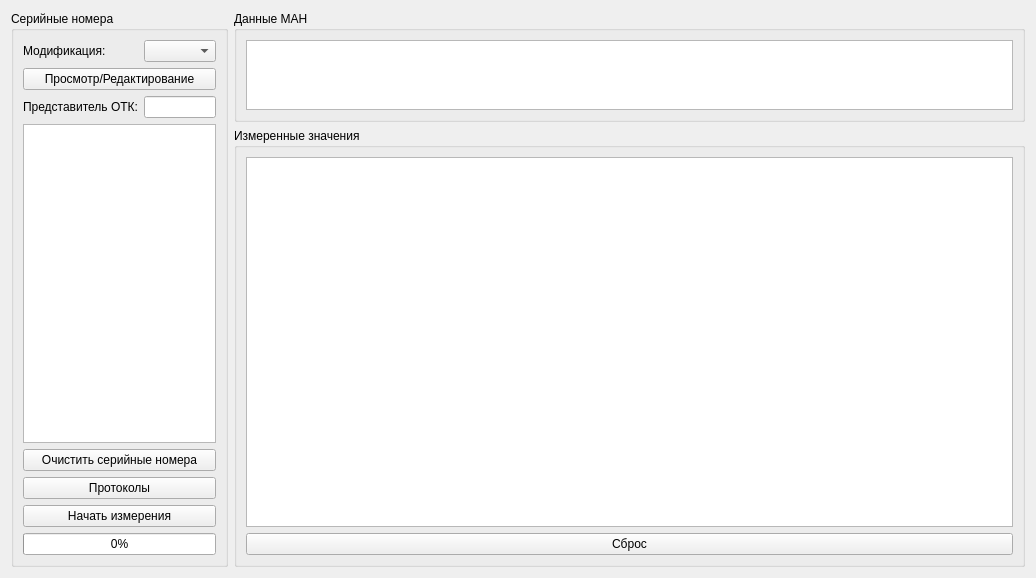
Above: autoform.ui from XRay3D/MAN2_GUI before the change. Below: the same form after it.
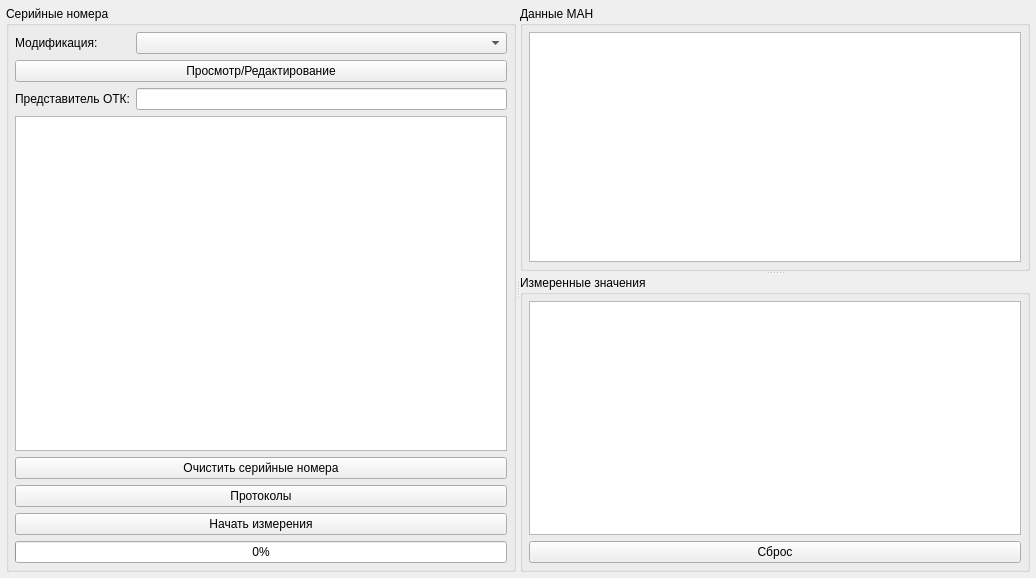
That is the form after the change. Custom widgets are drawn as their Qt base class.

Diff of the .ui file:
```diff
--- a/autoform.ui
+++ b/autoform.ui
@@ -13,51 +13,41 @@
   <property name="windowTitle">
    <string>Form</string>
   </property>
-  <layout class="QGridLayout" name="gridLayout_2" rowstretch="1,10" columnstretch="1,10">
-   <item row="0" column="1">
-    <widget class="QGroupBox" name="groupBox_3">
-     <property name="title">
-      <string>Данные МАН</string>
-     </property>
-     <layout class="QVBoxLayout" name="verticalLayout">
-      <item>
-       <widget class="ManTableView" name="tvMeasure">
-        <property name="sizePolicy">
-         <sizepolicy hsizetype="Expanding" vsizetype="Expanding">
-          <horstretch>0</horstretch>
-          <verstretch>0</verstretch>
-         </sizepolicy>
-        </property>
-       </widget>
-      </item>
-     </layout>
-    </widget>
-   </item>
-   <item row="1" column="1">
-    <widget class="QGroupBox" name="groupBox_4">
-     <property name="title">
-      <string>Измеренные значения</string>
-     </property>
-     <layout class="QVBoxLayout" name="verticalLayout_2">
+  <layout class="QHBoxLayout" name="horizontalLayout">
+   <property name="leftMargin">
+    <number>6</number>
+   </property>
+   <property name="topMargin">
+    <number>6</number>
+   </property>
+   <property name="rightMargin">
+    <number>6</number>
+   </property>
+   <property name="bottomMargin">
+    <number>6</number>
+   </property>
       <item>
-       <widget class="TestsTableView" name="tvTest"/>
-      </item>
-      <item>
-       <widget class="QPushButton" name="pbClear">
-        <property name="text">
-         <string>Сброс</string>
-        </property>
-       </widget>
-      </item>
-     </layout>
-    </widget>
-   </item>
-   <item row="0" column="0" rowspan="2">
+    <widget class="QSplitter" name="splitter_2">
+     <property name="orientation">
+      <enum>Qt::Horizontal</enum>
+     </property>
     <widget class="QGroupBox" name="groupBox_2">
      <property name="title">
       <string>Серийные номера</string>
      </property>
      <layout class="QGridLayout" name="gridLayout">
+       <property name="leftMargin">
+        <number>6</number>
+       </property>
+       <property name="topMargin">
+        <number>6</number>
+       </property>
+       <property name="rightMargin">
+        <number>6</number>
+       </property>
+       <property name="bottomMargin">
+        <number>6</number>
+       </property>
       <item row="3" column="0" colspan="2">
        <widget class="SnTableView" name="tvSerNum">
         <property name="sizePolicy">
@@ -130,6 +120,70 @@
        </widget>
       </item>
      </layout>
+     </widget>
+     <widget class="QSplitter" name="splitter">
+      <property name="orientation">
+       <enum>Qt::Vertical</enum>
+      </property>
+      <widget class="QGroupBox" name="groupBox_3">
+       <property name="title">
+        <string>Данные МАН</string>
+       </property>
+       <layout class="QVBoxLayout" name="verticalLayout">
+        <property name="leftMargin">
+         <number>6</number>
+        </property>
+        <property name="topMargin">
+         <number>6</number>
+        </property>
+        <property name="rightMargin">
+         <number>6</number>
+        </property>
+        <property name="bottomMargin">
+         <number>6</number>
+        </property>
+        <item>
+         <widget class="ManTableView" name="tvMeasure">
+          <property name="sizePolicy">
+           <sizepolicy hsizetype="Expanding" vsizetype="Expanding">
+            <horstretch>0</horstretch>
+            <verstretch>0</verstretch>
+           </sizepolicy>
+          </property>
+         </widget>
+        </item>
+       </layout>
+      </widget>
+      <widget class="QGroupBox" name="groupBox_4">
+       <property name="title">
+        <string>Измеренные значения</string>
+       </property>
+       <layout class="QVBoxLayout" name="verticalLayout_2">
+        <property name="leftMargin">
+         <number>6</number>
+        </property>
+        <property name="topMargin">
+         <number>6</number>
+        </property>
+        <property name="rightMargin">
+         <number>6</number>
+        </property>
+        <property name="bottomMargin">
+         <number>6</number>
+        </property>
+        <item>
+         <widget class="TestsTableView" name="tvTest"/>
+        </item>
+        <item>
+         <widget class="QPushButton" name="pbClear">
+          <property name="text">
+           <string>Сброс</string>
+          </property>
+         </widget>
+        </item>
+       </layout>
+      </widget>
+     </widget>
     </widget>
    </item>
   </layout>
```
Lines whose indentation alone changed are shown as unchanged.
